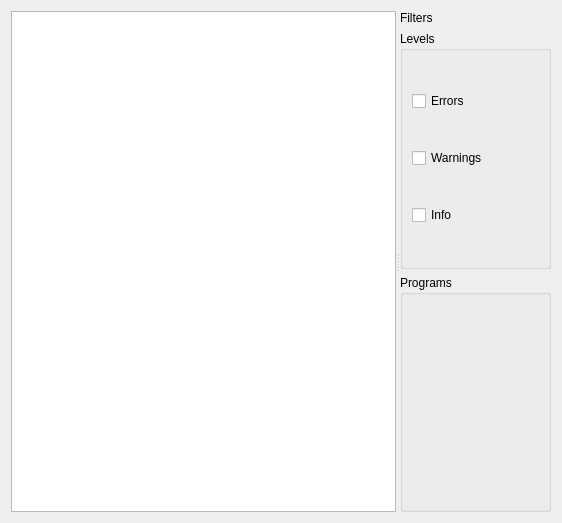
Old version of the form sw/supervision/new/ui/console.ui in the repository paparazzi/paparazzi.
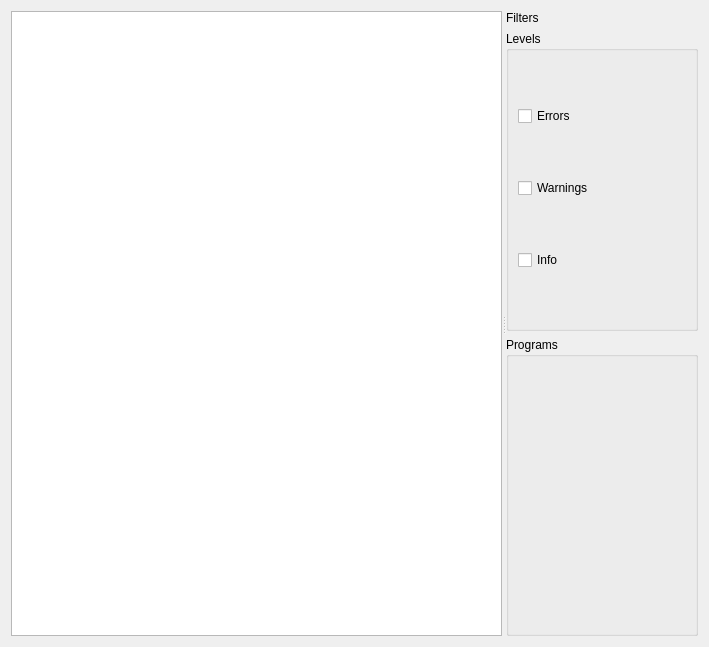
New version of the form.

Commit message: Run builds, and start handling console output.

The edit to the form file:
```diff
--- a/sw/supervision/new/ui/console.ui
+++ b/sw/supervision/new/ui/console.ui
@@ -6,8 +6,8 @@
    <rect>
     <x>0</x>
     <y>0</y>
-    <width>562</width>
-    <height>523</height>
+    <width>709</width>
+    <height>647</height>
    </rect>
   </property>
   <property name="windowTitle">
@@ -19,8 +19,12 @@
      <property name="orientation">
       <enum>Qt::Horizontal</enum>
      </property>
-     <widget class="QTextBrowser" name="textBrowser"/>
-     <widget class="QWidget" name="">
+     <widget class="QTextEdit" name="console_textedit">
+      <property name="readOnly">
+       <bool>true</bool>
+      </property>
+     </widget>
+     <widget class="QWidget" name="layoutWidget">
       <layout class="QVBoxLayout" name="verticalLayout_2">
        <item>
         <widget class="QLabel" name="label">
```
The commit also changes 3 other files.
